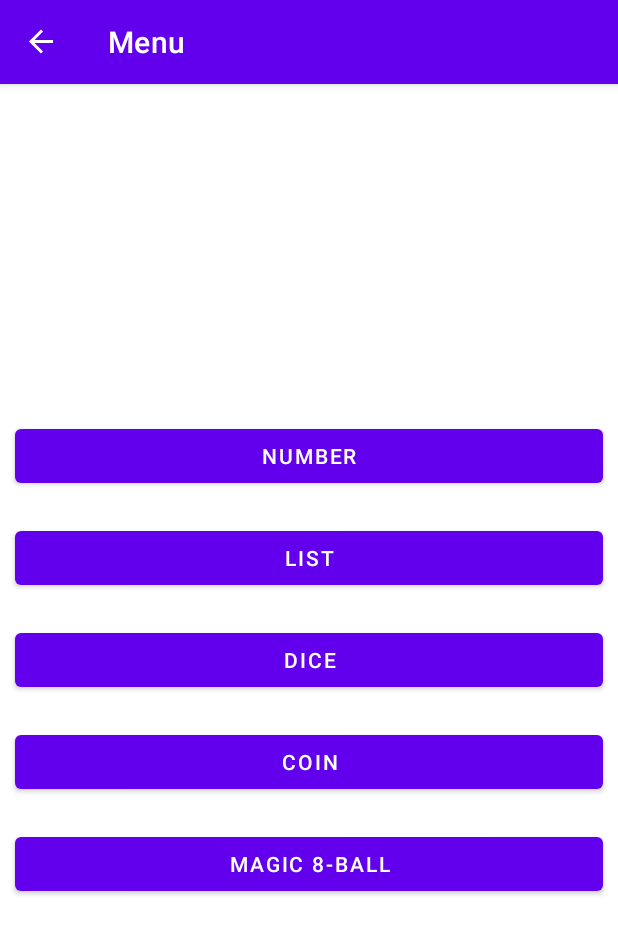
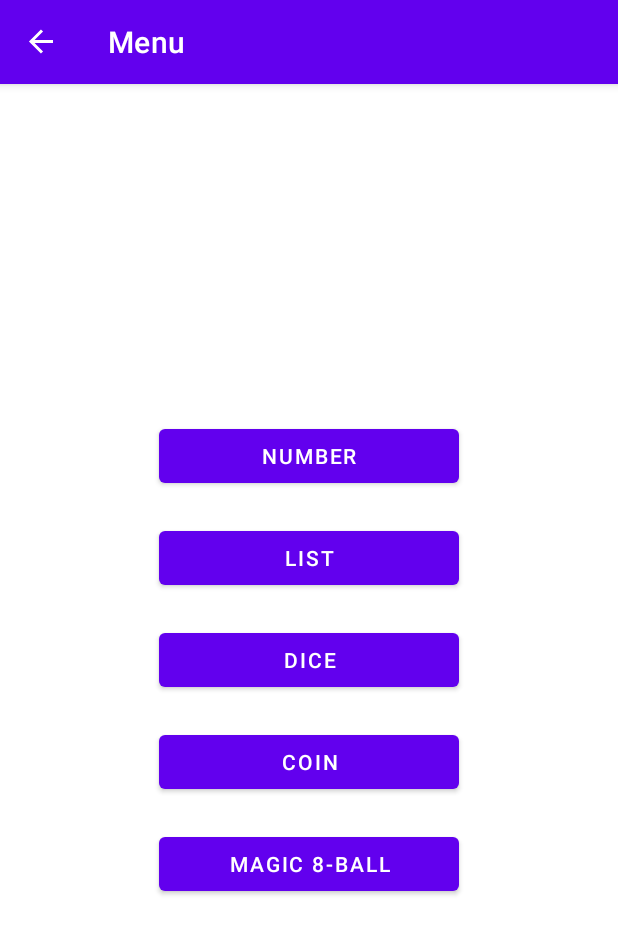
Before and after one commit to seconddeath11/random-generator-android, an Android app: the screen it shows after launch (MainActivity), after a tap on "START", on a phone screen of 412 x 824 dp. Shown: the top 934 px of the screen. Run offline under Robolectric (Android 15) with nearby library versions, the phone set to English and light mode, and no system bars; our stand-ins replace data binding, navigation-ui.

Commit message:
fixed landscape

```diff
--- a/app/src/main/java/com/example/randomgenerator/MainActivity.kt
+++ b/app/src/main/java/com/example/randomgenerator/MainActivity.kt
@@ -9,19 +9,17 @@ import androidx.navigation.ui.NavigationUI
 import com.example.randomgenerator.databinding.ActivityMainBinding
 
 class MainActivity : AppCompatActivity() {
-    private lateinit var drawerLayout: DrawerLayout
     override fun onCreate(savedInstanceState: Bundle?) {
         super.onCreate(savedInstanceState)
         val binding = DataBindingUtil.setContentView<ActivityMainBinding>(this, R.layout.activity_main)
         val navController = this.findNavController(R.id.navHostFragment)
-        drawerLayout = binding.drawerLayout
         NavigationUI.setupActionBarWithNavController(this, navController)
         NavigationUI.setupWithNavController(binding.navView, navController)
     }
 
     override fun onSupportNavigateUp(): Boolean {
         val navController = this.findNavController(R.id.navHostFragment)
-        return NavigationUI.navigateUp(navController, drawerLayout)
+        return navController.navigateUp()
     }
 
 
--- a/app/src/main/java/com/example/randomgenerator/options/coin/CoinFragment.kt
+++ b/app/src/main/java/com/example/randomgenerator/options/coin/CoinFragment.kt
@@ -31,4 +31,5 @@ class CoinFragment : Fragment() {
         return binding.root
     }
 
+
 }
--- a/app/src/main/java/com/example/randomgenerator/options/magicball/MagicBallFragment.kt
+++ b/app/src/main/java/com/example/randomgenerator/options/magicball/MagicBallFragment.kt
@@ -23,8 +23,10 @@ class MagicBallFragment : Fragment() {
         val array = resources.getStringArray(R.array.options_array).toList()
 
         binding.getAnswerButton.setOnClickListener {
-            val value = viewModel.onChoose(array)
-            binding.text.text = value
+            viewModel.onChoose(array)
+        }
+        viewModel.outString.observe(viewLifecycleOwner){string ->
+            binding.text.text = string
         }
         return binding.root
     }
--- a/app/src/main/res/layout/activity_main.xml
+++ b/app/src/main/res/layout/activity_main.xml
@@ -17,10 +17,11 @@
 <layout xmlns:android="http://schemas.android.com/apk/res/android"
     xmlns:app="http://schemas.android.com/apk/res-auto">
 
-    <androidx.drawerlayout.widget.DrawerLayout
+    <LinearLayout
         android:id="@+id/drawerLayout"
         android:layout_width="match_parent"
-        android:layout_height="match_parent">
+        android:layout_height="match_parent"
+        android:orientation="horizontal">
 
         <LinearLayout
             android:layout_width="match_parent"
@@ -41,5 +42,5 @@
             android:layout_height="match_parent"
             android:layout_gravity="start"
              />
-    </androidx.drawerlayout.widget.DrawerLayout>
+    </LinearLayout>
 </layout>
--- a/app/src/main/res/layout/fragment_dice.xml
+++ b/app/src/main/res/layout/fragment_dice.xml
@@ -3,10 +3,13 @@
     xmlns:app="http://schemas.android.com/apk/res-auto"
     xmlns:tools="http://schemas.android.com/tools">
 
+    <ScrollView
+        android:layout_width="match_parent"
+        android:layout_height="match_parent">
 
     <LinearLayout
         android:layout_width="match_parent"
-        android:layout_height="match_parent"
+        android:layout_height="wrap_content"
         android:gravity="center_horizontal"
         android:orientation="vertical">
     <LinearLayout
@@ -47,4 +50,5 @@
             />
 
     </LinearLayout>
+    </ScrollView>
 </layout>
--- a/app/src/main/res/layout/fragment_menu.xml
+++ b/app/src/main/res/layout/fragment_menu.xml
@@ -13,35 +13,35 @@
 
         <Button
             android:id="@+id/numberButton"
-            android:layout_width="match_parent"
+            android:layout_width="200dp"
             android:layout_height="wrap_content"
             android:layout_margin="10dp"
             android:text="@string/number" />
 
         <Button
             android:id="@+id/listButton"
-            android:layout_width="match_parent"
+            android:layout_width="200dp"
             android:layout_height="wrap_content"
             android:layout_margin="10dp"
             android:text="@string/list" />
 
         <Button
             android:id="@+id/dicesButton"
-            android:layout_width="match_parent"
+            android:layout_width="200dp"
             android:layout_height="wrap_content"
             android:layout_margin="10dp"
             android:text="@string/dice" />
 
         <Button
             android:id="@+id/coinButton"
-            android:layout_width="match_parent"
+            android:layout_width="200dp"
             android:layout_height="wrap_content"
             android:layout_margin="10dp"
             android:text="@string/coin" />
 
         <Button
             android:id="@+id/ballButton"
-            android:layout_width="match_parent"
+            android:layout_width="200dp"
             android:layout_height="wrap_content"
             android:layout_margin="10dp"
             android:text="@string/magic_ball" />
```
Also changed, not shown: app/src/main/java/com/example/randomgenerator/options/list/ListFragment.kt (+6 -4 lines), app/src/main/java/com/example/randomgenerator/options/list/ListViewModel.kt (+19 -14 lines), app/src/main/java/com/example/randomgenerator/options/magicball/MagicBallViewModel.kt (+7 -2 lines), app/src/main/java/com/example/randomgenerator/options/number/NumberFragment.kt (+5 -2 lines), app/src/main/java/com/example/randomgenerator/options/number/NumberViewModel.kt (+9 -4 lines), app/src/main/res/layout/fragment_title.xml (+6 -3 lines).
